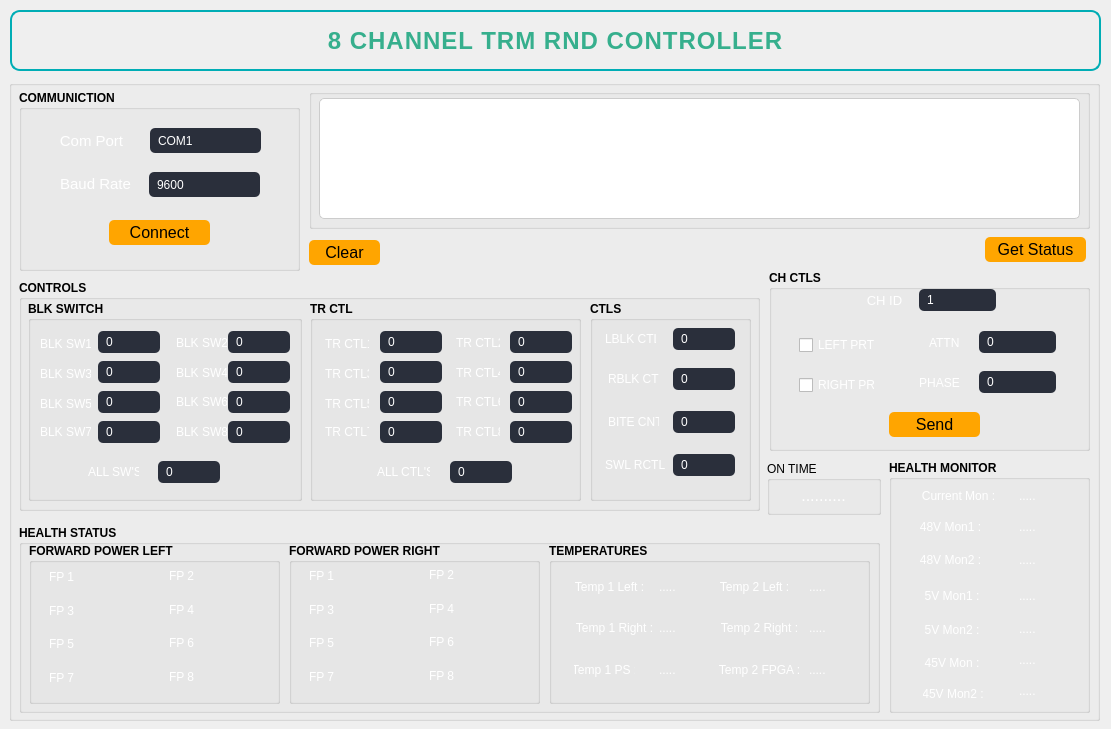
First picture: the form in trm_rnd4.ui, repository PavanKumar2621/TrmRNDController, before the edit.
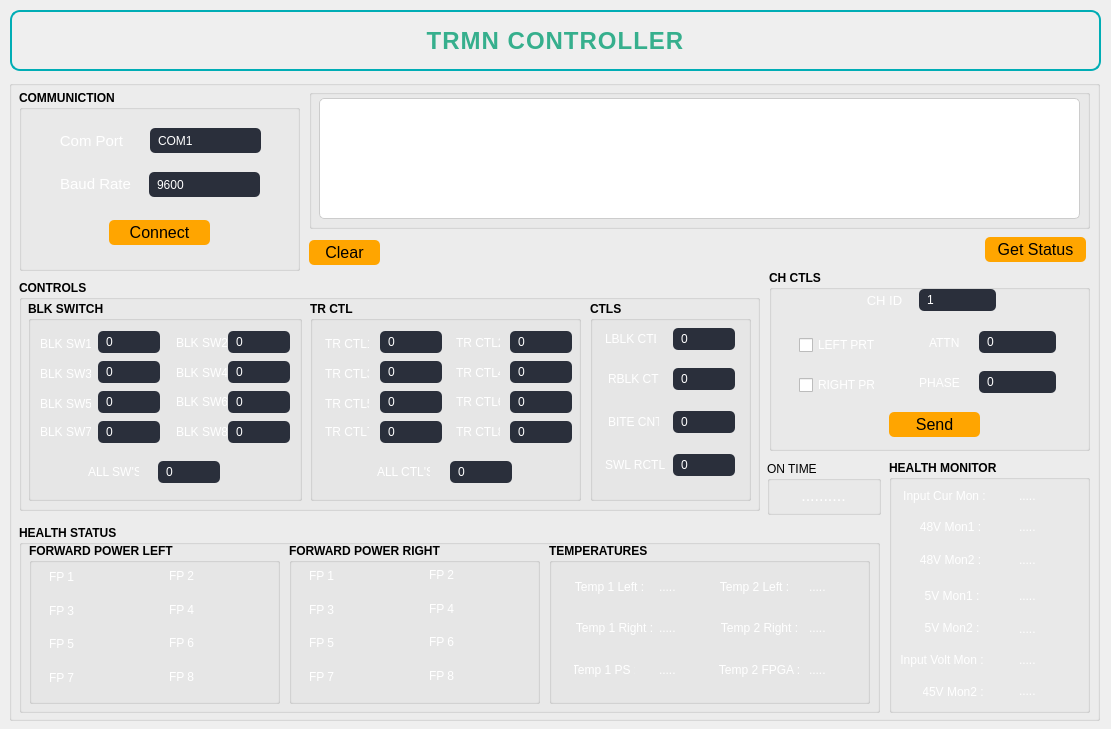
Second picture: the form after the edit. Icons and pictures are not drawn.

```diff
--- a/trm_rnd4.ui
+++ b/trm_rnd4.ui
@@ -68,7 +68,7 @@
 </string>
    </property>
    <property name="text">
-    <string>8 CHANNEL TRM RND CONTROLLER</string>
+    <string>TRMN CONTROLLER</string>
    </property>
    <property name="alignment">
     <set>Qt::AlignmentFlag::AlignCenter</set>
@@ -2994,9 +2994,9 @@
     <widget class="QLabel" name="label_165">
      <property name="geometry">
       <rect>
-       <x>31</x>
+       <x>10</x>
        <y>25</y>
-       <width>77</width>
+       <width>91</width>
        <height>21</height>
       </rect>
      </property>
@@ -3006,7 +3006,7 @@
       </font>
      </property>
      <property name="text">
-      <string>Current Mon :</string>
+      <string>Input Cur Mon :</string>
      </property>
      <property name="alignment">
       <set>Qt::AlignmentFlag::AlignCenter</set>
@@ -3037,7 +3037,7 @@
      <property name="geometry">
       <rect>
        <x>34</x>
-       <y>162</y>
+       <y>160</y>
        <width>58</width>
        <height>16</height>
       </rect>
@@ -3078,9 +3078,9 @@
     <widget class="QLabel" name="label_172">
      <property name="geometry">
       <rect>
-       <x>34</x>
-       <y>195</y>
-       <width>58</width>
+       <x>11</x>
+       <y>192</y>
+       <width>84</width>
        <height>16</height>
       </rect>
      </property>
@@ -3090,7 +3090,7 @@
       </font>
      </property>
      <property name="text">
-      <string>45V Mon :</string>
+      <string>Input Volt Mon :</string>
      </property>
      <property name="alignment">
       <set>Qt::AlignmentFlag::AlignCenter</set>
@@ -3208,7 +3208,7 @@
      <property name="geometry">
       <rect>
        <x>34</x>
-       <y>226</y>
+       <y>224</y>
        <width>60</width>
        <height>16</height>
       </rect>
```
Left out of the diff: 38 changed lines with no effect on the pictures.
